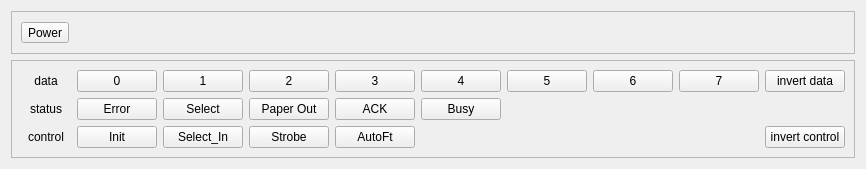
Old version of the form Qt/lib2/parport/ui/parportbox.ui in the repository RinatB2017/mega_GIT.
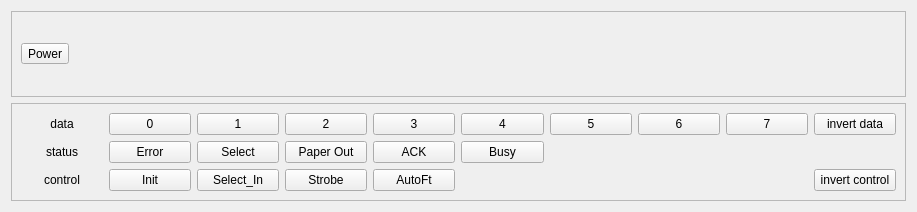
New version of the form. Icons and pictures are not drawn.

Diff of the .ui file:
```diff
--- a/Qt/lib2/parport/ui/parportbox.ui
+++ b/Qt/lib2/parport/ui/parportbox.ui
@@ -6,8 +6,8 @@
    <rect>
     <x>0</x>
     <y>0</y>
-    <width>849</width>
-    <height>169</height>
+    <width>917</width>
+    <height>212</height>
    </rect>
   </property>
   <property name="windowTitle">
```
Left out of the diff: 4 changed lines with no effect on the pictures.
